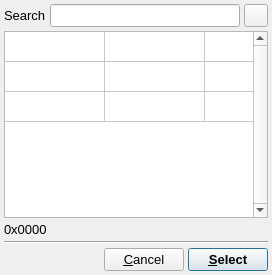
The window that src/gui/selectsymbol.ui (trisyoungs/uchroma) describes before a commit, drawn with Qt 5.
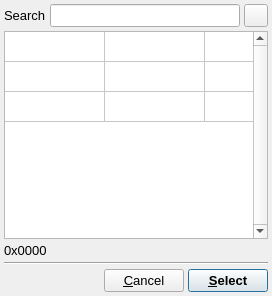
The same window after the commit. Icons and pictures are not drawn.

Patch:
```diff
--- a/src/gui/selectsymbol.ui
+++ b/src/gui/selectsymbol.ui
@@ -10,7 +10,7 @@
     <x>0</x>
     <y>0</y>
     <width>272</width>
-    <height>275</height>
+    <height>296</height>
    </rect>
   </property>
   <property name="sizePolicy">
```
Left out of the diff: 2 changed lines with no effect on the pictures.
